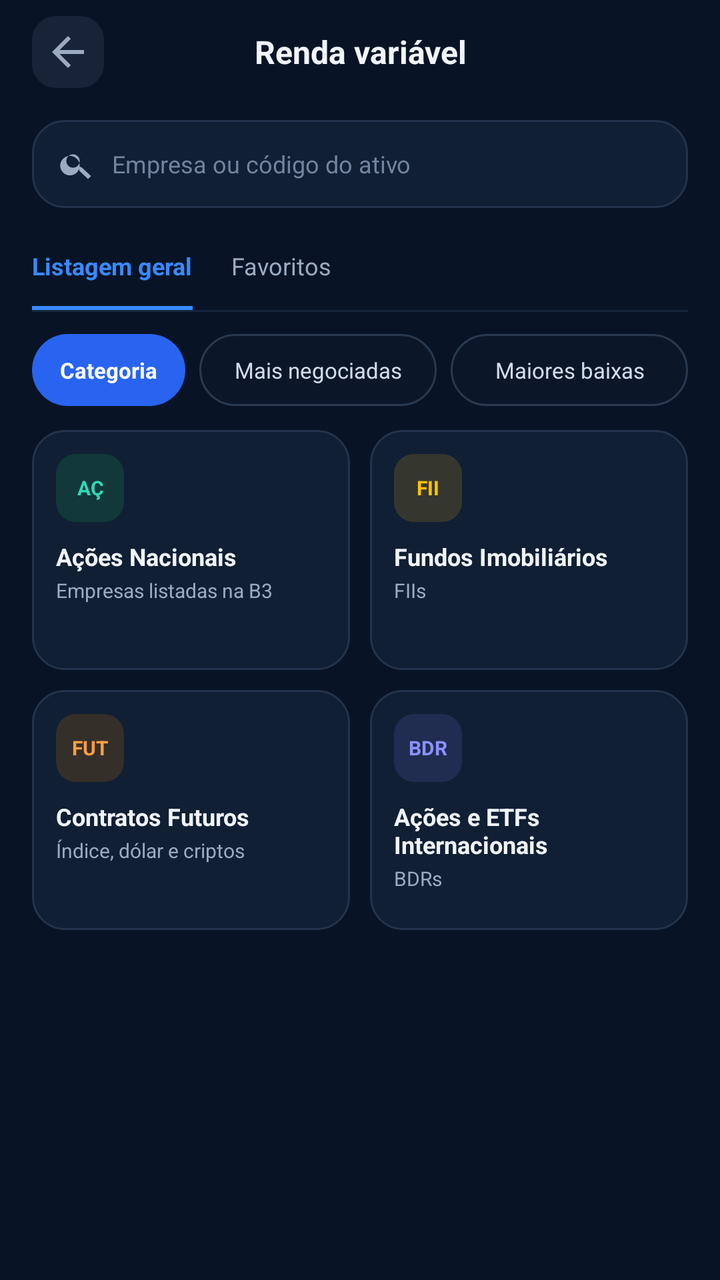
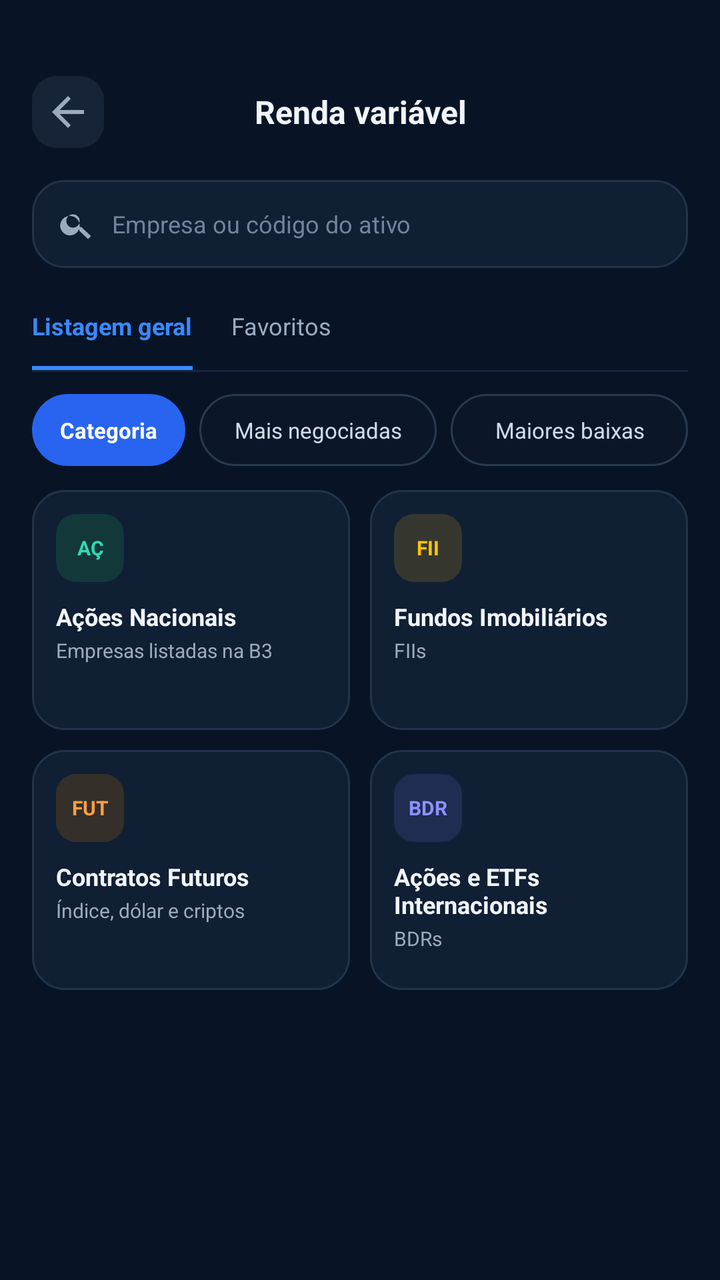

Screens rendered from an Android XML layout before and after an edit, with the pre-edit source and the edit as a unified diff.
<!-- AndroidManifest.xml: application theme Theme.AccurancyMobileApp -->
<!-- res/layout/activity_opcoes_renda_variavel.xml -->
<?xml version="1.0" encoding="utf-8"?>
<FrameLayout
    xmlns:android="http://schemas.android.com/apk/res/android"
    xmlns:app="http://schemas.android.com/apk/res-auto"
    android:layout_width="match_parent"
    android:layout_height="match_parent"
    android:background="#081426">

    <androidx.constraintlayout.widget.ConstraintLayout
        android:layout_width="match_parent"
        android:layout_height="match_parent">

        
        <LinearLayout
            android:id="@+id/cabecalhoRendaVariavel"
            android:layout_width="0dp"
            android:layout_height="52dp"
            android:gravity="center_vertical"
            android:orientation="horizontal"
            android:paddingStart="16dp"
            android:paddingEnd="16dp"
            app:layout_constraintTop_toTopOf="parent"
            app:layout_constraintStart_toStartOf="parent"
            app:layout_constraintEnd_toEndOf="parent">

            <ImageButton
                android:id="@+id/btnVoltarRendaVariavel"
                android:layout_width="36dp"
                android:layout_height="36dp"
                android:background="@drawable/bg_btn_icone"
                android:contentDescription="Voltar"
                android:src="@drawable/ic_arrow_back"
                app:tint="#9BAAC0" />

            <TextView
                android:layout_width="0dp"
                android:layout_height="wrap_content"
                android:layout_weight="1"
                android:gravity="center"
                android:text="Renda variável"
                android:textColor="#F1F5FC"
                android:textSize="16sp"
                android:textStyle="bold" />

            <View
                android:layout_width="36dp"
                android:layout_height="36dp" />

        </LinearLayout>

        
        <ScrollView
            android:id="@+id/scrollRendaVariavel"
            android:layout_width="0dp"
            android:layout_height="0dp"
            android:fillViewport="true"
            android:clipToPadding="false"
            android:overScrollMode="never"
            app:layout_constraintTop_toBottomOf="@id/cabecalhoRendaVariavel"
            app:layout_constraintBottom_toBottomOf="parent"
            app:layout_constraintStart_toStartOf="parent"
            app:layout_constraintEnd_toEndOf="parent">

            <LinearLayout
                android:layout_width="match_parent"
                android:layout_height="wrap_content"
                android:orientation="vertical"
                android:paddingStart="16dp"
                android:paddingTop="8dp"
                android:paddingEnd="16dp"
                android:paddingBottom="20dp">

                
                <LinearLayout
                    android:id="@+id/containerPesquisaAtivo"
                    android:layout_width="match_parent"
                    android:layout_height="44dp"
                    android:background="@drawable/bg_carteira_card"
                    android:gravity="center_vertical"
                    android:orientation="horizontal"
                    android:paddingStart="13dp"
                    android:paddingEnd="13dp">

                    <ImageView
                        android:layout_width="18dp"
                        android:layout_height="18dp"
                        android:contentDescription="@null"
                        android:src="@drawable/ic_busca"
                        app:tint="#9BAAC0" />

                    <EditText
                        android:id="@+id/edtPesquisarAtivo"
                        android:layout_width="match_parent"
                        android:layout_height="match_parent"
                        android:layout_marginStart="9dp"
                        android:background="@android:color/transparent"
                        android:hint="Empresa ou código do ativo"
                        android:imeOptions="actionSearch"
                        android:inputType="text"
                        android:padding="0dp"
                        android:singleLine="true"
                        android:textColor="#F1F5FC"
                        android:textColorHint="#71839D"
                        android:textSize="12sp" />

                </LinearLayout>

                
                <LinearLayout
                    android:id="@+id/abasRendaVariavel"
                    android:layout_width="match_parent"
                    android:layout_height="42dp"
                    android:layout_marginTop="9dp"
                    android:orientation="horizontal">

                    <LinearLayout
                        android:id="@+id/abaListagemGeral"
                        android:layout_width="wrap_content"
                        android:layout_height="match_parent"
                        android:gravity="center"
                        android:orientation="vertical"
                        android:paddingEnd="12dp">

                        <TextView
                            android:id="@+id/tvAbaListagemGeral"
                            android:layout_width="wrap_content"
                            android:layout_height="0dp"
                            android:layout_weight="1"
                            android:gravity="center"
                            android:text="Listagem geral"
                            android:textColor="#3989FF"
                            android:textSize="12sp"
                            android:textStyle="bold" />

                        <View
                            android:layout_width="match_parent"
                            android:layout_height="2dp"
                            android:background="#3989FF" />

                    </LinearLayout>

                    <LinearLayout
                        android:id="@+id/abaFavoritos"
                        android:layout_width="wrap_content"
                        android:layout_height="match_parent"
                        android:gravity="center"
                        android:orientation="vertical"
                        android:paddingStart="7dp"
                        android:paddingEnd="12dp">

                        <TextView
                            android:id="@+id/tvAbaFavoritos"
                            android:layout_width="wrap_content"
                            android:layout_height="0dp"
                            android:layout_weight="1"
                            android:gravity="center"
                            android:text="Favoritos"
                            android:textColor="#9BAAC0"
                            android:textSize="12sp" />

                        <View
                            android:layout_width="match_parent"
                            android:layout_height="2dp"
                            android:background="@android:color/transparent" />

                    </LinearLayout>

                </LinearLayout>

                <View
                    android:layout_width="match_parent"
                    android:layout_height="1dp"
                    android:background="#17263D" />

                
                <LinearLayout
                    android:id="@+id/filtrosAtivos"
                    android:layout_width="match_parent"
                    android:layout_height="36dp"
                    android:layout_marginTop="11dp"
                    android:orientation="horizontal">

                    <TextView
                        android:id="@+id/filtroCategoria"
                        android:layout_width="wrap_content"
                        android:layout_height="match_parent"
                        android:background="@drawable/bg_filtro_categoria_selecionado"
                        android:gravity="center"
                        android:paddingStart="14dp"
                        android:paddingEnd="14dp"
                        android:text="Categoria"
                        android:textColor="#FFFFFF"
                        android:textSize="11sp"
                        android:textStyle="bold" />

                    <TextView
                        android:id="@+id/filtroMaisNegociadas"
                        android:layout_width="0dp"
                        android:layout_height="match_parent"
                        android:layout_weight="1"
                        android:layout_marginStart="7dp"
                        android:background="@drawable/bg_filtro_categoria"
                        android:gravity="center"
                        android:paddingStart="5dp"
                        android:paddingEnd="5dp"
                        android:text="Mais negociadas"
                        android:textColor="#D1DCEB"
                        android:textSize="11sp" />

                    <TextView
                        android:id="@+id/filtroMaioresBaixas"
                        android:layout_width="0dp"
                        android:layout_height="match_parent"
                        android:layout_weight="1"
                        android:layout_marginStart="7dp"
                        android:background="@drawable/bg_filtro_categoria"
                        android:gravity="center"
                        android:paddingStart="5dp"
                        android:paddingEnd="5dp"
                        android:text="Maiores baixas"
                        android:textColor="#D1DCEB"
                        android:textSize="11sp" />

                </LinearLayout>

                
                <LinearLayout
                    android:layout_width="match_parent"
                    android:layout_height="120dp"
                    android:layout_marginTop="12dp"
                    android:orientation="horizontal">

                    
                    <LinearLayout
                        android:id="@+id/cardAcoesNacionais"
                        android:layout_width="0dp"
                        android:layout_height="match_parent"
                        android:layout_weight="1"
                        android:layout_marginEnd="5dp"
                        android:background="@drawable/bg_carteira_card"
                        android:clickable="true"
                        android:focusable="true"
                        android:orientation="vertical"
                        android:padding="12dp">

                        <TextView
                            android:layout_width="34dp"
                            android:layout_height="34dp"
                            android:background="@drawable/bg_categoria_acoes"
                            android:gravity="center"
                            android:text="AÇ"
                            android:textColor="#31D9B5"
                            android:textSize="10sp"
                            android:textStyle="bold" />

                        <TextView
                            android:layout_width="match_parent"
                            android:layout_height="wrap_content"
                            android:layout_marginTop="9dp"
                            android:text="Ações Nacionais"
                            android:textColor="#F1F5FC"
                            android:textSize="12sp"
                            android:textStyle="bold" />

                        <TextView
                            android:layout_width="match_parent"
                            android:layout_height="wrap_content"
                            android:layout_marginTop="2dp"
                            android:text="Empresas listadas na B3"
                            android:textColor="#9BAAC0"
                            android:textSize="10sp" />

                    </LinearLayout>

                    
                    <LinearLayout
                        android:id="@+id/cardFundosImobiliarios"
                        android:layout_width="0dp"
                        android:layout_height="match_parent"
                        android:layout_weight="1"
                        android:layout_marginStart="5dp"
                        android:background="@drawable/bg_carteira_card"
                        android:clickable="true"
                        android:focusable="true"
                        android:orientation="vertical"
                        android:padding="12dp">

                        <TextView
                            android:layout_width="34dp"
                            android:layout_height="34dp"
                            android:background="@drawable/bg_categoria_fii"
                            android:gravity="center"
                            android:text="FII"
                            android:textColor="#FFC400"
                            android:textSize="10sp"
                            android:textStyle="bold" />

                        <TextView
                            android:layout_width="match_parent"
                            android:layout_height="wrap_content"
                            android:layout_marginTop="9dp"
                            android:text="Fundos Imobiliários"
                            android:textColor="#F1F5FC"
                            android:textSize="12sp"
                            android:textStyle="bold" />

                        <TextView
                            android:layout_width="match_parent"
                            android:layout_height="wrap_content"
                            android:layout_marginTop="2dp"
                            android:text="FIIs"
                            android:textColor="#9BAAC0"
                            android:textSize="10sp" />

                    </LinearLayout>

                </LinearLayout>

                
                <LinearLayout
                    android:layout_width="match_parent"
                    android:layout_height="120dp"
                    android:layout_marginTop="10dp"
                    android:orientation="horizontal">

                    
                    <LinearLayout
                        android:id="@+id/cardContratosFuturos"
                        android:layout_width="0dp"
                        android:layout_height="match_parent"
                        android:layout_weight="1"
                        android:layout_marginEnd="5dp"
                        android:background="@drawable/bg_carteira_card"
                        android:clickable="true"
                        android:focusable="true"
                        android:orientation="vertical"
                        android:padding="12dp">

                        <TextView
                            android:layout_width="34dp"
                            android:layout_height="34dp"
                            android:background="@drawable/bg_categoria_futuros"
                            android:gravity="center"
                            android:text="FUT"
                            android:textColor="#FF9F43"
                            android:textSize="10sp"
                            android:textStyle="bold" />

                        <TextView
                            android:layout_width="match_parent"
                            android:layout_height="wrap_content"
                            android:layout_marginTop="9dp"
                            android:text="Contratos Futuros"
                            android:textColor="#F1F5FC"
                            android:textSize="12sp"
                            android:textStyle="bold" />

                        <TextView
                            android:layout_width="match_parent"
                            android:layout_height="wrap_content"
                            android:layout_marginTop="2dp"
                            android:text="Índice, dólar e criptos"
                            android:textColor="#9BAAC0"
                            android:textSize="10sp" />

                    </LinearLayout>

                    
                    <LinearLayout
                        android:id="@+id/cardAcoesETFsInternacionais"
                        android:layout_width="0dp"
                        android:layout_height="match_parent"
                        android:layout_weight="1"
                        android:layout_marginStart="5dp"
                        android:background="@drawable/bg_carteira_card"
                        android:clickable="true"
                        android:focusable="true"
                        android:orientation="vertical"
                        android:padding="12dp">

                        <TextView
                            android:layout_width="34dp"
                            android:layout_height="34dp"
                            android:background="@drawable/bg_categoria_bdr"
                            android:gravity="center"
                            android:text="BDR"
                            android:textColor="#8B91FF"
                            android:textSize="10sp"
                            android:textStyle="bold" />

                        <TextView
                            android:layout_width="match_parent"
                            android:layout_height="wrap_content"
                            android:layout_marginTop="9dp"
                            android:text="Ações e ETFs Internacionais"
                            android:textColor="#F1F5FC"
                            android:textSize="12sp"
                            android:textStyle="bold" />

                        <TextView
                            android:layout_width="match_parent"
                            android:layout_height="wrap_content"
                            android:layout_marginTop="2dp"
                            android:text="BDRs"
                            android:textColor="#9BAAC0"
                            android:textSize="10sp" />

                    </LinearLayout>

                </LinearLayout>

            </LinearLayout>

        </ScrollView>

    </androidx.constraintlayout.widget.ConstraintLayout>

</FrameLayout>
<!-- resources referenced by this layout -->
<resources>
  <!-- drawable bg_btn_icone (drawable) -->
  <?xml version="1.0" encoding="utf-8"?>
  <shape xmlns:android="http://schemas.android.com/apk/res/android">
      <solid android:color="#172438"/>
      <corners android:radius="12dp"/>
  </shape>
  <!-- drawable bg_carteira_card (drawable) -->
  <?xml version="1.0" encoding="utf-8"?>
  <shape xmlns:android="http://schemas.android.com/apk/res/android">
      <solid android:color="#101F34" />
      <stroke
          android:width="1dp"
          android:color="#22334B" />
      <corners android:radius="16dp" />
  </shape>
  <!-- drawable bg_categoria_acoes (drawable) -->
  <?xml version="1.0" encoding="utf-8"?>
  <shape xmlns:android="http://schemas.android.com/apk/res/android">
      <solid android:color="#12383A" />
      <corners android:radius="10dp" />
  </shape>
  <!-- drawable bg_categoria_bdr (drawable) -->
  <?xml version="1.0" encoding="utf-8"?>
  <shape xmlns:android="http://schemas.android.com/apk/res/android">
      <solid android:color="#202C50" />
      <corners android:radius="10dp" />
  </shape>
  <!-- drawable bg_categoria_fii (drawable) -->
  <?xml version="1.0" encoding="utf-8"?>
  <shape xmlns:android="http://schemas.android.com/apk/res/android">
      <solid android:color="#35372F" />
      <corners android:radius="10dp" />
  </shape>
  <!-- drawable bg_categoria_futuros (drawable) -->
  <?xml version="1.0" encoding="utf-8"?>
  <shape xmlns:android="http://schemas.android.com/apk/res/android">
      <solid android:color="#352F2A" />
      <corners android:radius="10dp" />
  </shape>
  <!-- drawable bg_filtro_categoria (drawable) -->
  <?xml version="1.0" encoding="utf-8"?>
  <shape xmlns:android="http://schemas.android.com/apk/res/android">
      <solid android:color="#0B1729" />
      <stroke
          android:width="1dp"
          android:color="#293950" />
      <corners android:radius="22dp" />
  </shape>
  <!-- drawable bg_filtro_categoria_selecionado (drawable) -->
  <?xml version="1.0" encoding="utf-8"?>
  <shape xmlns:android="http://schemas.android.com/apk/res/android">
      <solid android:color="#2864F0" />
      <corners android:radius="22dp" />
  </shape>
  <!-- drawable ic_arrow_back (drawable) -->
  <vector xmlns:android="http://schemas.android.com/apk/res/android"
      android:width="24dp" android:height="24dp"
      android:viewportWidth="24" android:viewportHeight="24">
      <path android:fillColor="#FFFFFF"
          android:pathData="M20,11H7.83l5.59,-5.59L12,4l-8,8 8,8 1.41,-1.41L7.83,13H20v-2z"/>
  </vector>
  <!-- drawable ic_busca (drawable) -->
  <?xml version="1.0" encoding="utf-8"?>
  <vector
      xmlns:android="http://schemas.android.com/apk/res/android"
      android:width="24dp"
      android:height="24dp"
      android:viewportWidth="24"
      android:viewportHeight="24">
      <path
          android:fillColor="#FFFFFFFF"
          android:pathData="M15.5,14h-0.79l-0.28,-0.27A6.5,6.5 0,1 0,14 15.5l0.27,0.28v0.79L20,22l2,-2zM10,14.5A4.5,4.5 0,1 1,10 5.5a4.5,4.5 0,0 1,0 9z"
          />
  </vector>
  <style name="Theme.AccurancyMobileApp" parent="Base.Theme.AccurancyMobileApp" />
  <style name="Base.Theme.AccurancyMobileApp" parent="Theme.Material3.DayNight.NoActionBar">
          
          
  
      </style>
</resources>

<!-- the commit's change to res/layout/activity_opcoes_renda_variavel.xml (unified diff, before → after) -->
@@ -19,6 +19,7 @@
             android:orientation="horizontal"
             android:paddingStart="16dp"
             android:paddingEnd="16dp"
+            android:layout_marginTop="30dp"
             app:layout_constraintTop_toTopOf="parent"
             app:layout_constraintStart_toStartOf="parent"
             app:layout_constraintEnd_toEndOf="parent">
